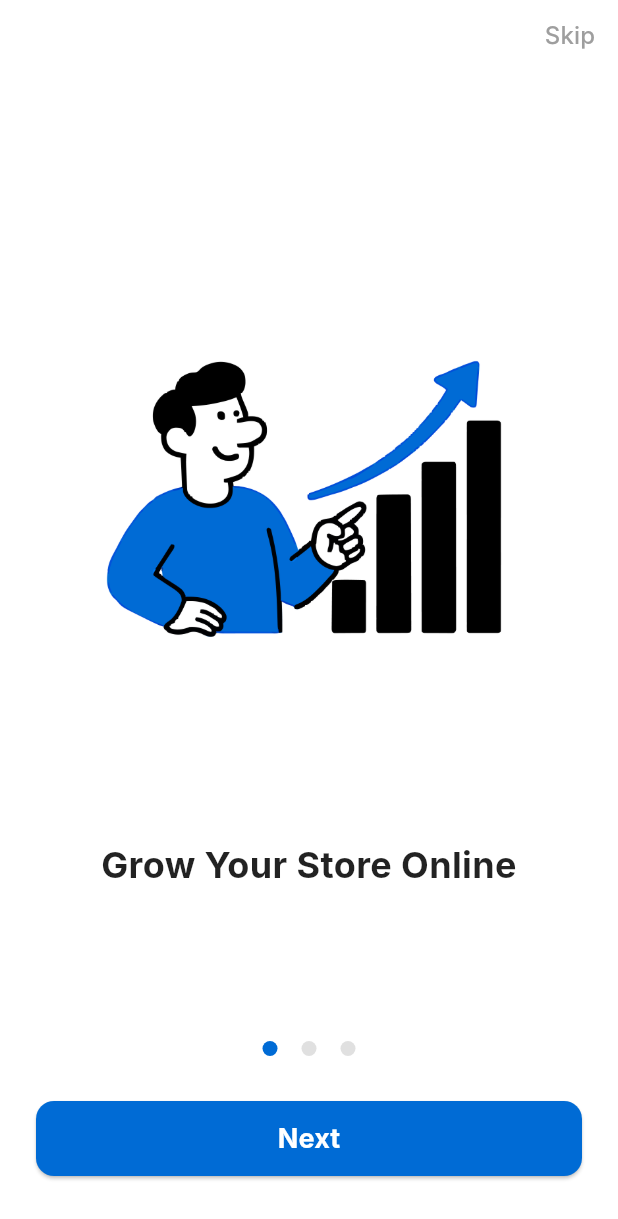
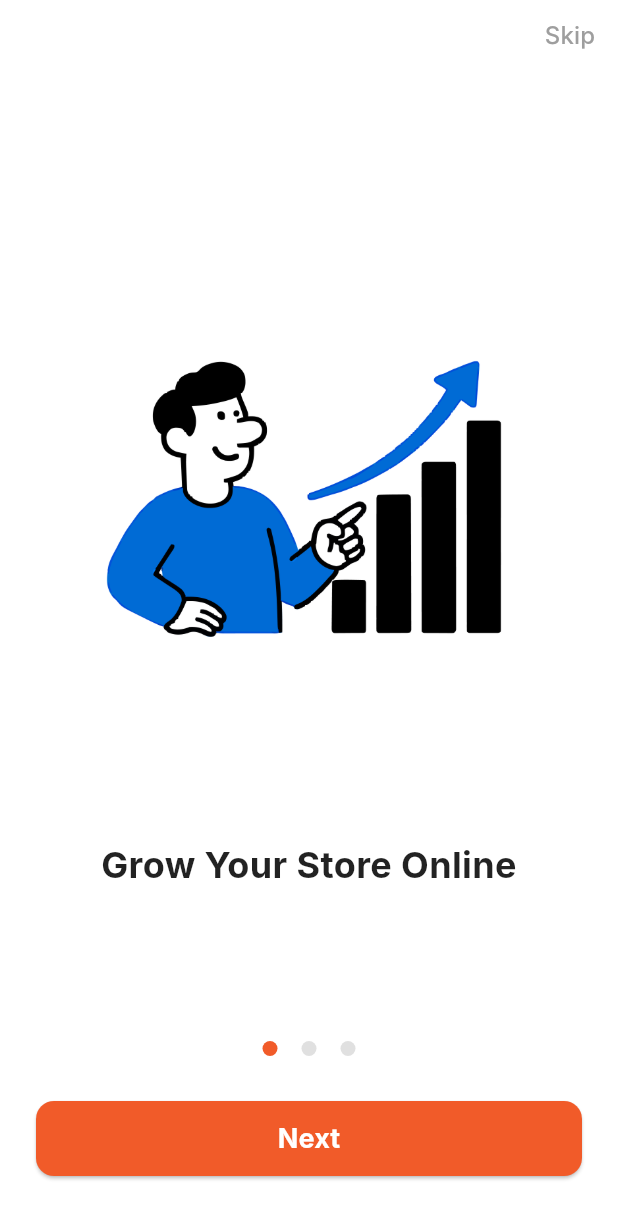
Before and after one commit to imgrasooldev/yolger_seller_app, a Flutter app: the screen it shows after launch, on a phone screen of 412 x 824 dp. Shown: the top 1219 px of the screen. Run offline on Flutter 3.47's test engine with Material 3 defaults, Android fonts, the phone set to English and light mode, and no system bars; drawn by our look-alikes of smooth_page_indicator; our stand-ins replace audioplayers, cached_network_image, connectivity_plus, country_picker, dio, equatable and 21 more; missing offline and left inert: curl_logger_dio_interceptor, flutter_inappwebview, flutter_quill, flutter_quill_delta_from_html, video_compress, vsc_quill_delta_to_html; accounts and stored records are empty; network calls fail; Roboto replaces fonts that are missing (Inter); project files that could hold a hidden picture were left out.

Commit message:
app name changed with color theme and inside app logos.

```diff
--- a/lib/config/colors.dart
+++ b/lib/config/colors.dart
@@ -1,7 +1,7 @@
 import 'package:flutter/material.dart';
 
 class AppColors {
-  static const Color primaryColor = Color(0xFF006BD5);
+  static const Color primaryColor = Color(0xFFF15B29);
 
   // font color
   static Color lightFontColor = Colors.black;
@@ -49,7 +49,7 @@ class AppColors {
 
   // auth header color
 
-  static const Color authHeaderColor = Color(0xFF005AC1);
+  static const Color authHeaderColor = Color(0xFFF6CABB);
   static const Color zoneLocationMarkerColor = Color(0xFF1C6D2B);
 
   //More Menu Box
--- a/lib/config/constant.dart
+++ b/lib/config/constant.dart
@@ -1,6 +1,11 @@
 class AppConstants {
-  static String domainUrl = 'YOUR_BASE_URL';
-  static String appName = 'YOUR_APP_NAME';
+  static String domainUrl = 'https://portal.yolger.com';
+  static String appName = 'Yolger';
+  static String packageName = 'com.hyperLocal.seller';
+  static String androidMapKey = 'AIzaSyCgvH0AbfvC1-i1OWm-zsiBOAemSaKxzeI';
+  static String iosMapKey = 'AIzaSyBvNTjJHm_81Qiyz84lzGjKAEls14HGbJo';
+  static String serverClientId =
+      '482042012624-b31pam8eq1a0m2j2sl1jdustetpt98q8.apps.googleusercontent.com';
   // theme related variables
   static String fontFamily = 'Inter';
   static String systemVersion = '2.0.0';
--- a/lib/screen/auth/widgets/auth_header.dart
+++ b/lib/screen/auth/widgets/auth_header.dart
@@ -41,7 +41,7 @@ class AuthHeader extends StatelessWidget {
               // Content
               Center(
                 child: Image.asset(
-                  ImagesPath.sellerLogoPng,
+                  ImagesPath.appLogoPng,
                   width: 250,
                   height: 250,
                   fit: BoxFit.contain,
--- a/lib/screen/splash_screen/view/splash_screen.dart
+++ b/lib/screen/splash_screen/view/splash_screen.dart
@@ -162,7 +162,7 @@ class _SplashScreenState extends State<SplashScreen> {
               fit: BoxFit.cover,
               colorFilter: ColorFilter.mode(AppColors.primaryColor.withValues(alpha: 0.75), BlendMode.srcATop),
             ),
-            Center(child: Image.asset(ImagesPath.darkLogo, width: 300, height: 300, fit: BoxFit.contain)),
+            Center(child: Image.asset(ImagesPath.appLogoPng, width: 300, height: 300, fit: BoxFit.contain)),
           ],
         ),
       ),
--- a/lib/utils/image_path.dart
+++ b/lib/utils/image_path.dart
@@ -5,6 +5,7 @@ class ImagesPath {
   static const String darkLogo = '$pngMainPath/app-logo-dark.png';
   static const String splashBgPng = '$pngMainPath/doodle.png';
   static const String sellerLogoPng = '$pngMainPath/seller_logo.png';
+  static const String appLogoPng = '$pngMainPath/app-logo.png';
 
   // slider images
   static const String introSlider1 = '$pngMainPath/slider-1.png';
```
Also changed, not shown: pubspec.yaml (+12 -1 lines), 19 other files.
